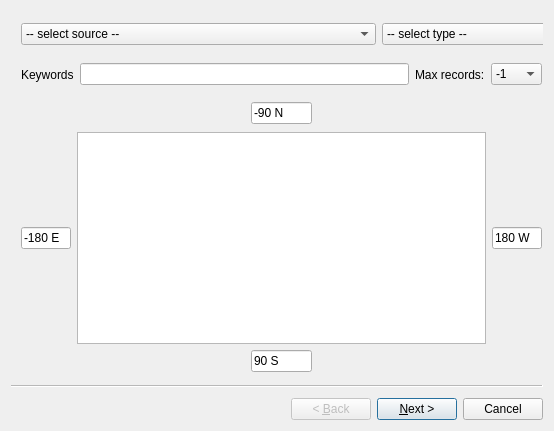
Qt form ui/importwindow.ui (epifanio/planetsasha) before a commit.
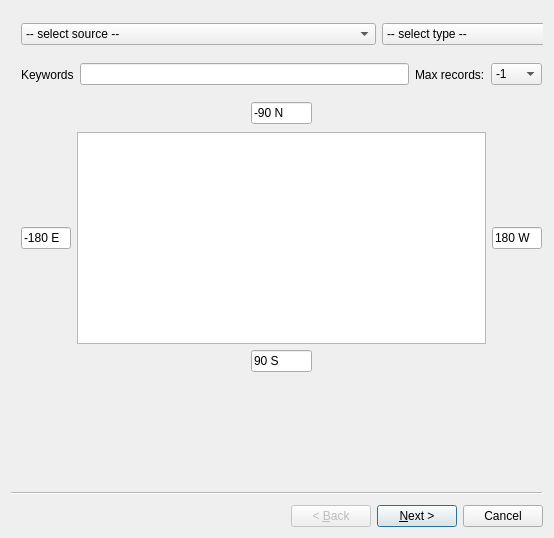
The same form after that commit.

Commit message: adding nc to list; updating actionNames

Diff of the .ui file:
```diff
--- a/ui/importwindow.ui
+++ b/ui/importwindow.ui
@@ -10,7 +10,7 @@
     <x>0</x>
     <y>0</y>
     <width>554</width>
-    <height>431</height>
+    <height>538</height>
    </rect>
   </property>
   <property name="sizePolicy">
```
Left out of the diff: 60 changed lines with no effect on the pictures. The commit also changes 2 other files.
